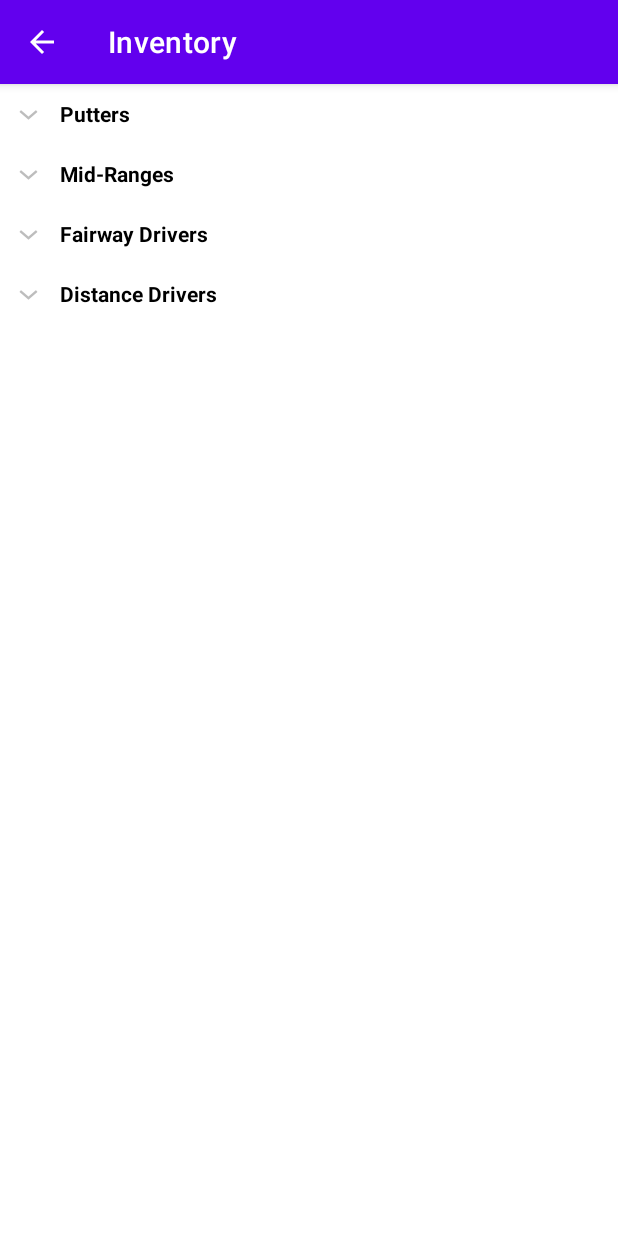
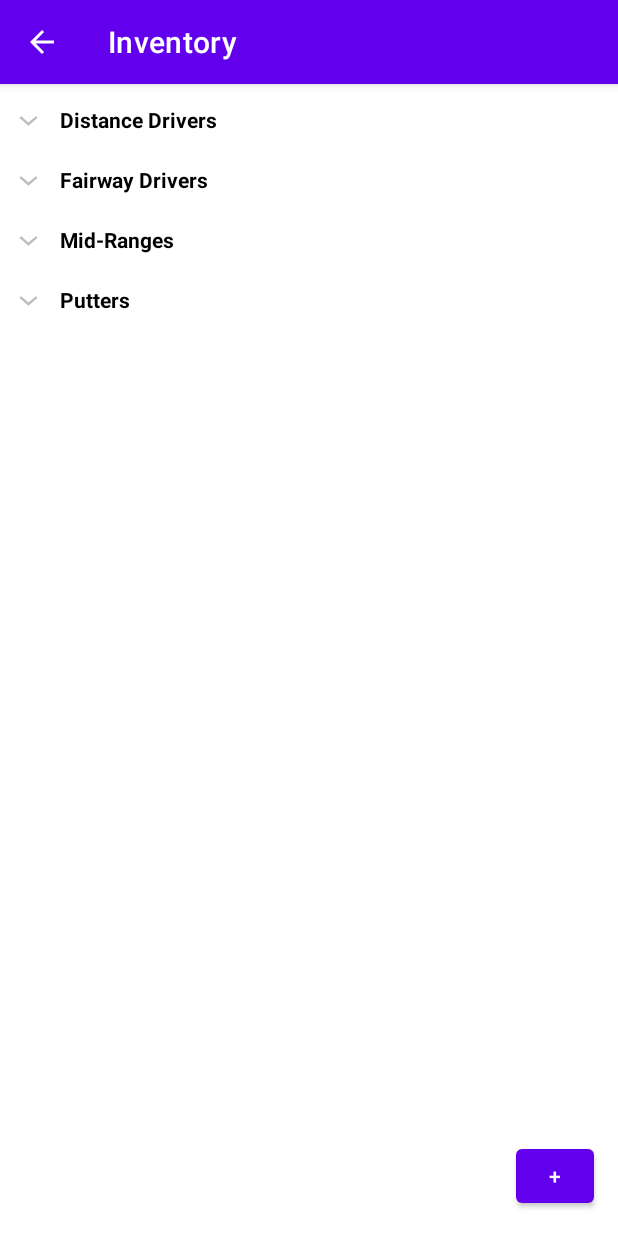
Before and after one commit to ColtonJacobson23/DiscGolfApp, an Android app: the screen it shows after launch (InventoryActivity), after a tap on "INVENTORY", on a phone screen of 412 x 824 dp. Run offline under Robolectric (Android 15) with nearby library versions, the light colour scheme and no system bars.

Commit message:
Changed expandable list in inventory ui from HashMap to TreeMap for desired order of categories. Added a button on inventory ui to navigate to add disc activity.

```diff
--- a/discgolfapp_v1/app/src/main/java/com/example/discgolfapp_v1/ui/main/CustomExpandableListAdapter.kt
+++ b/discgolfapp_v1/app/src/main/java/com/example/discgolfapp_v1/ui/main/CustomExpandableListAdapter.kt
@@ -8,12 +8,12 @@ import android.view.ViewGroup
 import android.widget.BaseExpandableListAdapter
 import android.widget.TextView
 import com.example.discgolfapp_v1.R
-import java.util.HashMap
+import java.util.*
 
 class CustomExpandableListAdapter internal constructor(
     private val context: Context,
     private val titleList: List<String>,
-    private val dataList: HashMap<String, List<String>>
+    private val dataList: TreeMap<String, List<String>>
 ) : BaseExpandableListAdapter() {
     override fun getChild(listPosition: Int, expandedListPosition: Int): Any {
         return this.dataList[this.titleList[listPosition]]!![expandedListPosition]
@@ -35,8 +35,11 @@ class CustomExpandableListAdapter internal constructor(
                 this.context.getSystemService(Context.LAYOUT_INFLATER_SERVICE) as LayoutInflater
             convertView = layoutInflater.inflate(R.layout.list_item, null)
         }
+
+        // Set disc info
         val expandedListTextView = convertView!!.findViewById<TextView>(R.id.listView)
         expandedListTextView.text = expandedListText
+
         return convertView
     }
     override fun getChildrenCount(listPosition: Int): Int {
@@ -64,9 +67,11 @@ class CustomExpandableListAdapter internal constructor(
                 this.context.getSystemService(Context.LAYOUT_INFLATER_SERVICE) as LayoutInflater
             convertView = layoutInflater.inflate(R.layout.list_item, null)
         }
+
         val listTitleTextView = convertView!!.findViewById<TextView>(R.id.listView)
         listTitleTextView.setTypeface(null, Typeface.BOLD)
         listTitleTextView.text = listTitle
+
         return convertView
     }
     override fun hasStableIds(): Boolean {
--- a/discgolfapp_v1/app/src/main/java/com/example/discgolfapp_v1/ui/main/VirtualBagData.kt
+++ b/discgolfapp_v1/app/src/main/java/com/example/discgolfapp_v1/ui/main/VirtualBagData.kt
@@ -3,9 +3,9 @@ package com.example.discgolfapp_v1.ui.main
 import java.util.*
 
 internal object VirtualBagData {
-    val data: HashMap<String, List<String>>
+    val data: TreeMap<String, List<String>>
         get() {
-            val expandableListDetail = HashMap<String, List<String>>()
+            val expandableListDetail = TreeMap<String, List<String>>()
 
             val distanceDrivers: MutableList<String> = ArrayList()
             val fairwayDrivers: MutableList<String> = ArrayList()
--- a/discgolfapp_v1/app/src/main/res/layout/activity_inventory.xml
+++ b/discgolfapp_v1/app/src/main/res/layout/activity_inventory.xml
@@ -1,5 +1,5 @@
 <?xml version="1.0" encoding="utf-8"?>
-<RelativeLayout xmlns:android="http://schemas.android.com/apk/res/android"
+<androidx.constraintlayout.widget.ConstraintLayout xmlns:android="http://schemas.android.com/apk/res/android"
     xmlns:app="http://schemas.android.com/apk/res-auto"
     xmlns:tools="http://schemas.android.com/tools"
     android:layout_width="match_parent"
@@ -8,8 +8,25 @@
 
     <ExpandableListView
         android:id="@+id/virtualBagList"
-        android:layout_width="match_parent"
-        android:layout_height="match_parent"
+        android:layout_width="wrap_content"
+        android:layout_height="0dp"
+        android:layout_marginTop="4dp"
         android:divider="@android:color/background_light"
-        android:dividerHeight="0.5dp" />
-</RelativeLayout>
+        android:dividerHeight="0.5dp"
+        app:layout_constraintBottom_toTopOf="@+id/button2"
+        app:layout_constraintEnd_toEndOf="parent"
+        app:layout_constraintHorizontal_bias="0.0"
+        app:layout_constraintStart_toStartOf="parent"
+        app:layout_constraintTop_toTopOf="parent" />
+
+    <Button
+        android:id="@+id/button2"
+        android:layout_width="52dp"
+        android:layout_height="wrap_content"
+        android:layout_marginEnd="16dp"
+        android:layout_marginBottom="16dp"
+        android:onClick="startAddDiscActivity"
+        android:text="+"
+        app:layout_constraintBottom_toBottomOf="parent"
+        app:layout_constraintEnd_toEndOf="parent" />
+</androidx.constraintlayout.widget.ConstraintLayout>
--- a/discgolfapp_v1/app/src/main/res/values/strings.xml
+++ b/discgolfapp_v1/app/src/main/res/values/strings.xml
@@ -1,8 +1,12 @@
 <resources>
     <string name="app_name">Disc Snap</string>
+
     <string name="inventory_name">Inventory</string>
     <string name="score_keeper_name">Score Keeper</string>
     <string name="disc_finder_name">Disc Finder</string>
     <string name="disc_tracer_name">Disc Tracer</string>
     <string name="form_analyzer_name">Form Analyzer</string>
+    <string name="add_disc_name">Add Disc</string>
+
+    <string name="add_disc_action">Add Disc</string>
 </resources>
```
Also changed, not shown: discgolfapp_v1/app/src/main/AndroidManifest.xml (+15 -10 lines), discgolfapp_v1/app/src/main/java/com/example/discgolfapp_v1/AddDiscActivity.kt (added, +11 -0 lines), discgolfapp_v1/app/src/main/java/com/example/discgolfapp_v1/InventoryActivity.kt (+8 -0 lines), discgolfapp_v1/app/src/main/res/layout/activity_add_disc.xml (added, +9 -0 lines).
